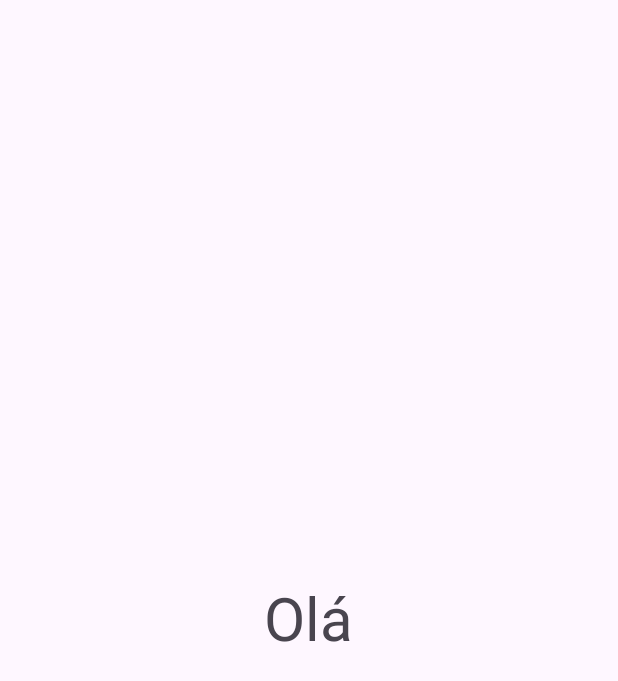
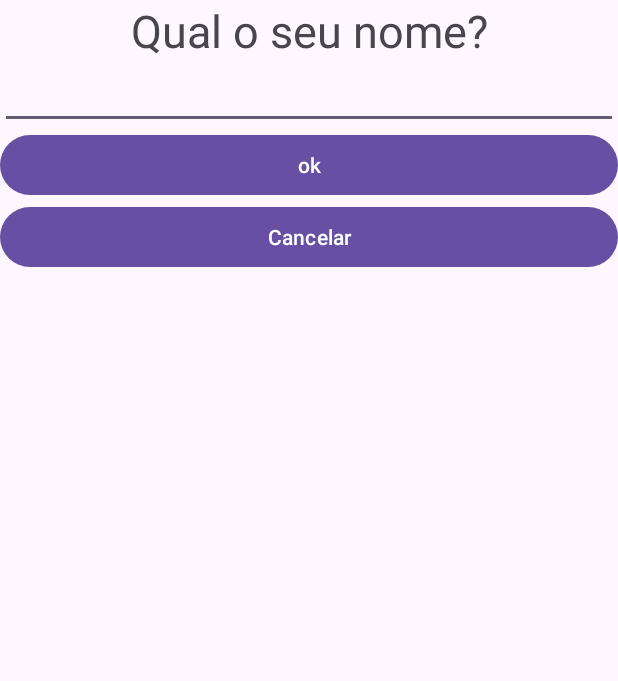
Before and after one commit to abreumatheu/IntentExtras, an Android app: the MainActivity2 screen opened directly, with no data from a screen before it, on a phone screen of 412 x 824 dp. Before the commit the part shown is almost empty. Shown: the top 681 px of the screen. Run offline under Robolectric (Android 15) with nearby library versions, the phone set to English and light mode, and no system bars.

Commit message:
Implementação do botão de cancelar operação.

```diff
--- a/app/src/main/java/co/matheusabreu/intentextras/MainActivity2.kt
+++ b/app/src/main/java/co/matheusabreu/intentextras/MainActivity2.kt
@@ -16,10 +16,17 @@ class MainActivity2 : AppCompatActivity() {
         val i = intent
         val nome = i.extras?.getString("nome")
 
-        if(nome.equals("") || nome == null){
-            Toast.makeText(applicationContext, "Nome não inserido", Toast.LENGTH_LONG).show()
-        }else{
-            binding.textNome.setText("Olá $nome")
+        binding.editNome.setText(nome)
+
+        binding.buttonOk.setOnClickListener {
+            i.putExtra("nome", binding.editNome.text.toString())
+            setResult(1,i)
+            finish()
+        }
+
+        binding.buttonCancelar.setOnClickListener{
+            setResult(2,i)
+            finish()
         }
     }
 }
--- a/app/src/main/res/layout/activity_main2.xml
+++ b/app/src/main/res/layout/activity_main2.xml
@@ -4,13 +4,35 @@
     xmlns:tools="http://schemas.android.com/tools"
     android:layout_width="match_parent"
     android:layout_height="match_parent"
-    tools:context=".MainActivity2"
-    android:gravity="center">
+    android:orientation="vertical"
+    tools:context=".MainActivity">
 
     <TextView
-        android:layout_width="wrap_content"
+        android:layout_width="match_parent"
         android:layout_height="wrap_content"
-        android:text="Olá"
-        android:textSize="40sp"
-        android:id="@+id/text_nome"/>
+        android:gravity="center"
+        android:textSize="30sp"
+        android:id="@+id/text_nome"
+        android:text="Qual o seu nome?"/>
+
+    <EditText
+        android:layout_width="match_parent"
+        android:layout_height="wrap_content"
+        android:id="@+id/edit_nome"
+        android:gravity="center"/>
+
+    <Button
+        android:layout_width="match_parent"
+        android:layout_height="wrap_content"
+        android:id="@+id/button_ok"
+        android:text="ok"/>
+
+    <Button
+        android:layout_width="match_parent"
+        android:layout_height="wrap_content"
+        android:id="@+id/button_cancelar"
+        android:text="Cancelar"/>
+
+
+
 </LinearLayout>
```
Also changed, not shown: app/src/main/java/co/matheusabreu/intentextras/MainActivity.kt (+22 -6 lines), app/src/main/res/layout/activity_main.xml (+5 -4 lines).
